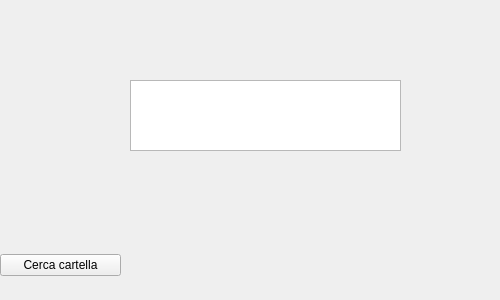
The window that main.ui (ZioPao/MoverConfigurator) describes before a commit, drawn with Qt 5.
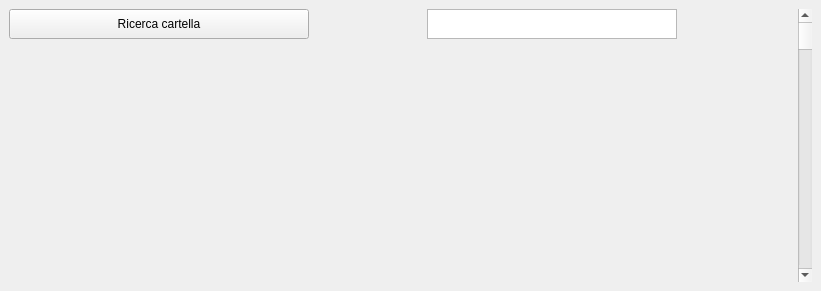
The same window after the commit.

Commit message: tentativo di far andare un po il layout

What changed in the file:
```diff
--- a/main.ui
+++ b/main.ui
@@ -9,31 +9,34 @@
    <rect>
     <x>0</x>
     <y>0</y>
-    <width>500</width>
-    <height>300</height>
+    <width>821</width>
+    <height>291</height>
    </rect>
   </property>
   <property name="sizePolicy">
-   <sizepolicy hsizetype="Fixed" vsizetype="Fixed">
+   <sizepolicy hsizetype="Expanding" vsizetype="Expanding">
     <horstretch>0</horstretch>
     <verstretch>0</verstretch>
    </sizepolicy>
   </property>
   <property name="minimumSize">
    <size>
-    <width>500</width>
-    <height>300</height>
+    <width>300</width>
+    <height>200</height>
    </size>
   </property>
   <property name="maximumSize">
    <size>
-    <width>500</width>
-    <height>300</height>
+    <width>1920</width>
+    <height>1080</height>
    </size>
   </property>
   <property name="windowTitle">
    <string>MoverConfigurator</string>
   </property>
+  <property name="autoFillBackground">
+   <bool>true</bool>
+  </property>
   <property name="animated">
    <bool>true</bool>
   </property>
@@ -62,75 +65,75 @@
      <height>16777215</height>
     </size>
    </property>
-   <widget class="QWidget" name="verticalLayoutWidget">
-    <property name="geometry">
-     <rect>
-      <x>0</x>
-      <y>250</y>
-      <width>121</width>
-      <height>31</height>
-     </rect>
-    </property>
-    <layout class="QVBoxLayout" name="verticalLayout">
-     <item>
+   <layout class="QGridLayout" name="gridLayout_2">
+    <item row="3" column="0">
+     <layout class="QHBoxLayout" name="horizontalLayout_3">
+      <property name="spacing">
+       <number>4</number>
+      </property>
+      <property name="sizeConstraint">
+       <enum>QLayout::SetDefaultConstraint</enum>
+      </property>
+      <property name="bottomMargin">
+       <number>0</number>
+      </property>
+      <item alignment="Qt::AlignTop">
       <widget class="QPushButton" name="findFolderButton">
-       <property name="enabled">
-        <bool>true</bool>
-       </property>
        <property name="sizePolicy">
         <sizepolicy hsizetype="MinimumExpanding" vsizetype="Fixed">
          <horstretch>0</horstretch>
          <verstretch>0</verstretch>
         </sizepolicy>
        </property>
+        <property name="minimumSize">
+         <size>
+          <width>0</width>
+          <height>30</height>
+         </size>
+        </property>
        <property name="maximumSize">
         <size>
-         <width>16777215</width>
-         <height>16777215</height>
-        </size>
-       </property>
-       <property name="baseSize">
-        <size>
-         <width>30</width>
+          <width>300</width>
          <height>30</height>
         </size>
        </property>
-       <property name="mouseTracking">
-        <bool>false</bool>
-       </property>
-       <property name="layoutDirection">
-        <enum>Qt::LeftToRight</enum>
-       </property>
        <property name="text">
-        <string>Cerca cartella</string>
+         <string>Ricerca cartella</string>
        </property>
       </widget>
      </item>
-    </layout>
-   </widget>
+      <item alignment="Qt::AlignHCenter|Qt::AlignTop">
    <widget class="QTextEdit" name="textEdit">
-    <property name="geometry">
-     <rect>
-      <x>130</x>
-      <y>80</y>
-      <width>271</width>
-      <height>71</height>
-     </rect>
+        <property name="maximumSize">
+         <size>
+          <width>250</width>
+          <height>30</height>
+         </size>
+        </property>
+        <property name="layoutDirection">
+         <enum>Qt::RightToLeft</enum>
     </property>
     <property name="documentTitle">
      <string>folderName</string>
     </property>
    </widget>
-  </widget>
-  <widget class="QMenuBar" name="menubar">
-   <property name="geometry">
-    <rect>
-     <x>0</x>
-     <y>0</y>
-     <width>500</width>
-     <height>18</height>
-    </rect>
-   </property>
+      </item>
+     </layout>
+    </item>
+    <item row="4" column="0">
+     <layout class="QFormLayout" name="formLayout"/>
+    </item>
+    <item row="3" column="1">
+     <widget class="QScrollBar" name="verticalScrollBar">
+      <property name="layoutDirection">
+       <enum>Qt::RightToLeft</enum>
+      </property>
+      <property name="orientation">
+       <enum>Qt::Vertical</enum>
+      </property>
+     </widget>
+    </item>
+   </layout>
   </widget>
  </widget>
  <resources/>
```
Left out of the diff: 3 changed lines with no effect on the pictures. Lines whose indentation alone changed are shown as unchanged. The commit also changes 2 other files.
